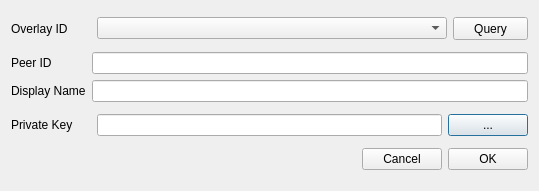
Before: the Qt Designer form GUI/JOIN_ROOM.ui in ITU-T-SG11-Q8/FVapp, drawn with Qt 5.
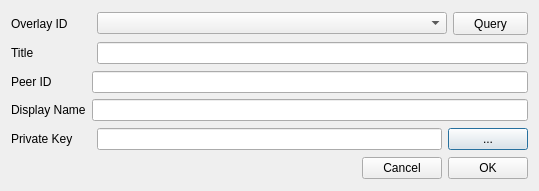
After: the same form once the commit is applied.

Commit message: add title to join ui

Patch:
```diff
--- a/GUI/JOIN_ROOM.ui
+++ b/GUI/JOIN_ROOM.ui
@@ -148,6 +148,36 @@
      </item>
     </layout>
    </item>
+   <item row="1" column="0">
+    <layout class="QHBoxLayout" name="horizontalLayout_2">
+     <item>
+      <widget class="QLabel" name="labelTitle">
+       <property name="minimumSize">
+        <size>
+         <width>80</width>
+         <height>17</height>
+        </size>
+       </property>
+       <property name="maximumSize">
+        <size>
+         <width>80</width>
+         <height>17</height>
+        </size>
+       </property>
+       <property name="text">
+        <string>Title</string>
+       </property>
+      </widget>
+     </item>
+     <item>
+      <widget class="QLineEdit" name="lineEditTitle">
+       <property name="readOnly">
+        <bool>true</bool>
+       </property>
+      </widget>
+     </item>
+    </layout>
+   </item>
   </layout>
  </widget>
  <tabstops>
```
The commit also changes 3 other files.
